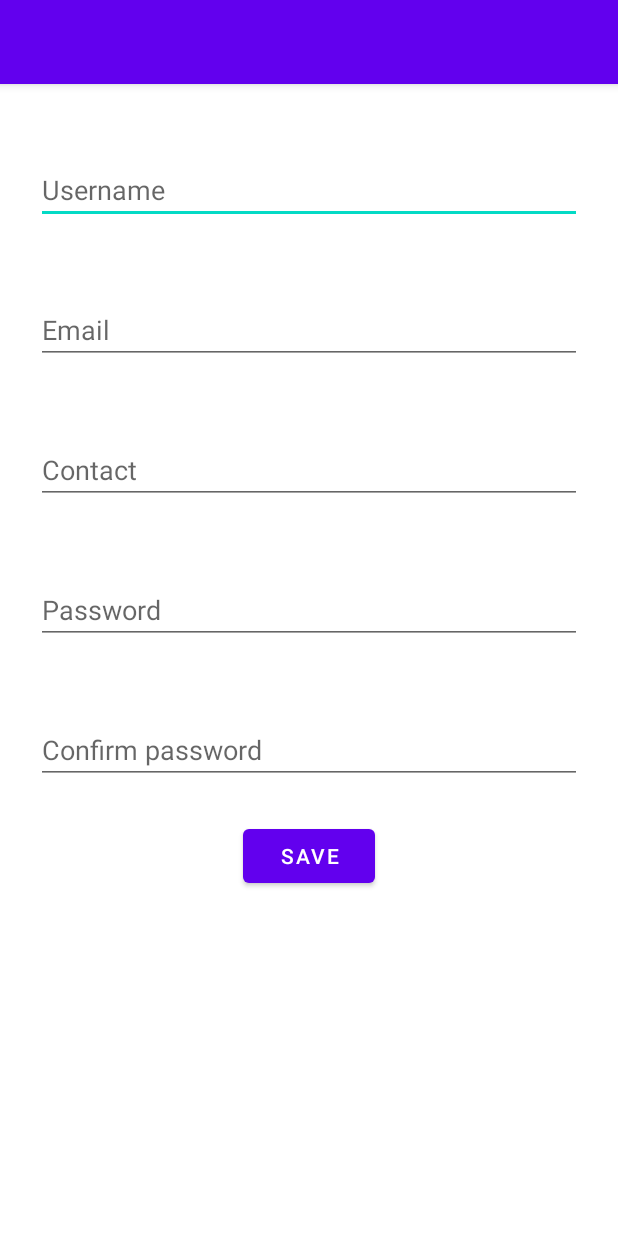
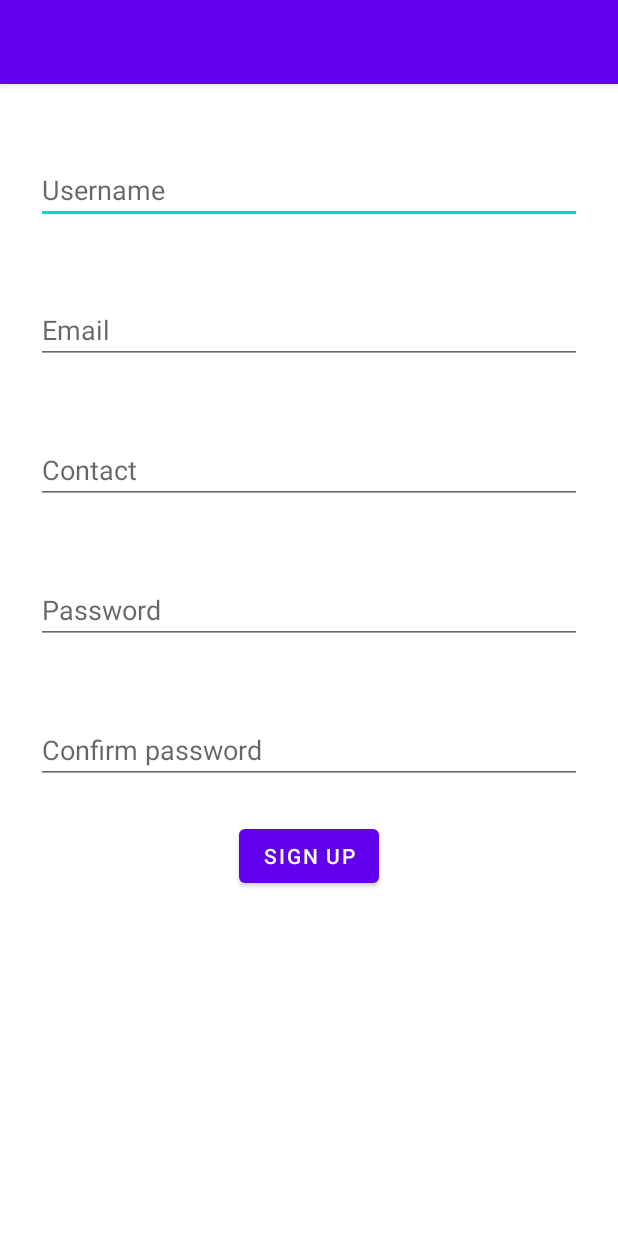
Before and after one commit to vividsky/Atlas, an Android app: the UserCredentialsActivity screen opened directly, with no data from a screen before it, on a phone screen of 412 x 824 dp. Run offline under Robolectric (Android 15) with nearby library versions, the phone set to English and light mode, and no system bars.

Commit message:
add UserCredentialActivity

```diff
--- a/Atlas/app/src/main/res/layout/activity_user_credentials.xml
+++ b/Atlas/app/src/main/res/layout/activity_user_credentials.xml
@@ -8,6 +8,7 @@
     tools:context=".UserCredentialsActivity">
 
     <EditText
+        android:id="@+id/et_username"
         android:layout_width="match_parent"
         android:layout_height="wrap_content"
         android:layout_marginStart="24dp"
@@ -17,6 +18,7 @@
 
 
     <EditText
+        android:id="@+id/et_email"
         android:layout_width="match_parent"
         android:layout_height="wrap_content"
         android:layout_marginStart="24dp"
@@ -25,14 +27,17 @@
         android:hint="Email" />
 
     <EditText
+        android:id="@+id/et_contact"
         android:layout_width="match_parent"
         android:layout_height="wrap_content"
         android:layout_marginStart="24dp"
         android:layout_marginEnd="24dp"
         android:layout_marginTop="48dp"
+        android:inputType="phone"
         android:hint="Contact" />
 
     <EditText
+        android:id="@+id/et_password"
         android:layout_width="match_parent"
         android:layout_height="wrap_content"
         android:layout_marginStart="24dp"
@@ -42,6 +47,7 @@
         android:inputType="textPassword"/>
 
     <EditText
+        android:id="@+id/et_confirm_username"
         android:layout_width="match_parent"
         android:layout_height="wrap_content"
         android:layout_marginStart="24dp"
@@ -51,9 +57,10 @@
         android:inputType="textPassword"/>
 
     <Button
+        android:id="@+id/bv_signup"
         android:layout_width="wrap_content"
         android:layout_height="wrap_content"
         android:layout_gravity="center"
         android:layout_marginTop="24dp"
-        android:text="Save" />
+        android:text="SIGN UP" />
 </LinearLayout>
```
